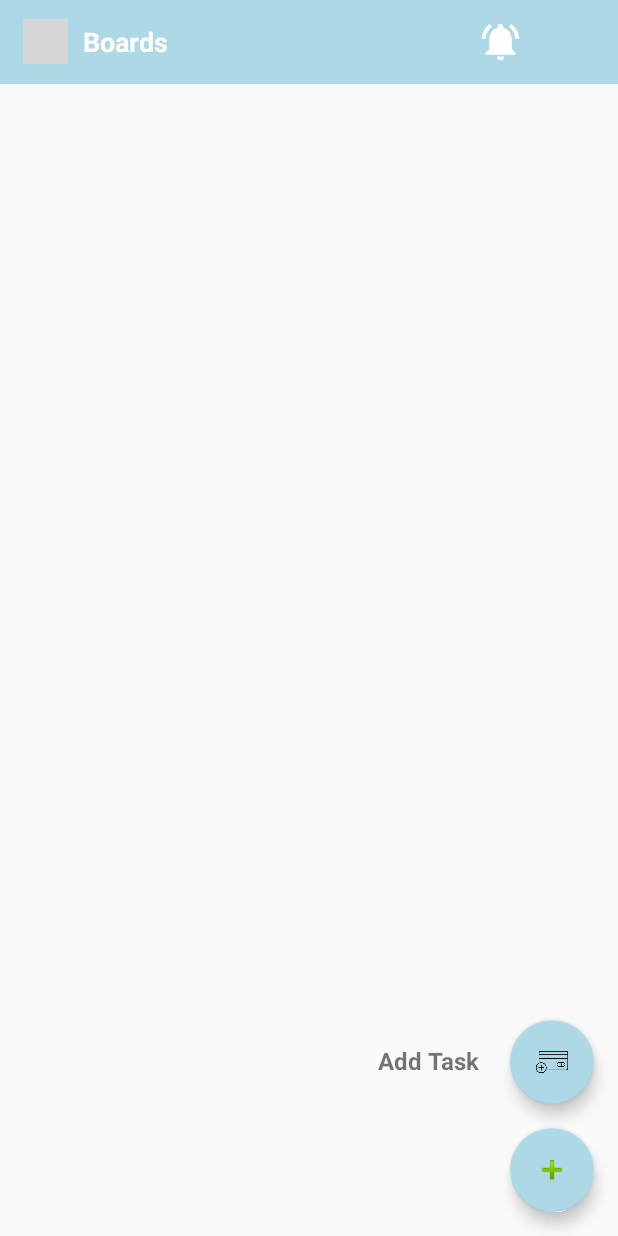
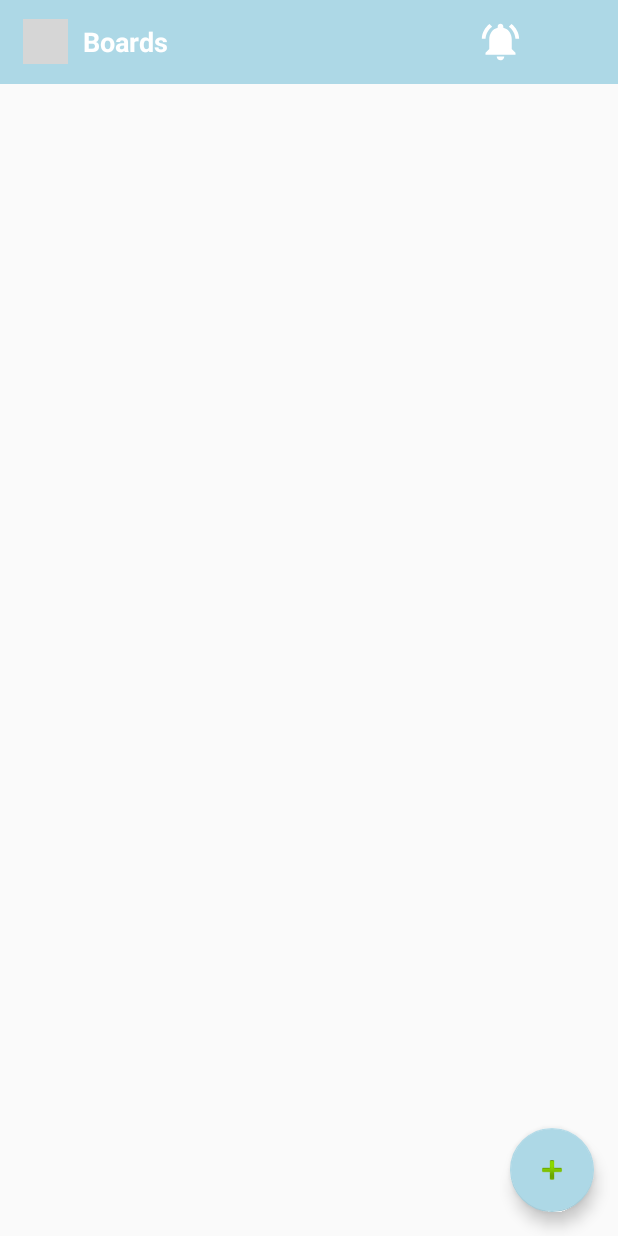
Before and after one commit to hauphanlvc/DoAnNT118, an Android app: the screen it shows after launch (MainActivity), on a phone screen of 412 x 824 dp. Run offline under Robolectric (Android 15) with nearby library versions, the light colour scheme and no system bars; grey boxes are pictures that could not be loaded.

Commit message:
thêm nút add task

```diff
--- a/app/src/main/java/com/example/doannt118/MainActivity.java
+++ b/app/src/main/java/com/example/doannt118/MainActivity.java
@@ -7,7 +7,11 @@ import androidx.drawerlayout.widget.DrawerLayout;
 import android.content.Intent;
 import android.os.Bundle;
 import android.view.View;
+import android.widget.TextView;
+import android.widget.Toast;
 
+import com.google.android.material.floatingactionbutton.ExtendedFloatingActionButton;
+import com.google.android.material.floatingactionbutton.FloatingActionButton;
 import com.google.android.material.navigation.NavigationView;
 
 public class MainActivity extends AppCompatActivity {
@@ -15,6 +19,10 @@ public class MainActivity extends AppCompatActivity {
     DrawerLayout drawerLayout; // layout chính của board
     NavigationView navigationView;
 
+    FloatingActionButton fabAddTask,fabAdd;
+    TextView tvAddCard;
+    // kiểm tra nút add có đang nhấn hay không
+    Boolean isAllFabsVisible;
     @Override
     protected void onCreate(Bundle savedInstanceState) {
 
@@ -39,6 +47,46 @@ public class MainActivity extends AppCompatActivity {
             }
         });
 
+        AddTaskButton();
+
+    }
+    public void AddTaskButton()
+    {
+        isAllFabsVisible = false;
+
+        fabAdd = (FloatingActionButton) findViewById(R.id.fab);
+        fabAddTask = (FloatingActionButton) findViewById(R.id.fabAddTask);
+        tvAddCard = (TextView) findViewById(R.id.textViewAddTask);
+        fabAdd.show();
+        fabAdd.setOnClickListener(new View.OnClickListener() {
+            @Override
+            public void onClick(View v) {
+                if (!isAllFabsVisible)
+                {
+                    fabAddTask.show();
+                    tvAddCard.setVisibility(View.VISIBLE);
+                    fabAdd.show();
+                    isAllFabsVisible = true;
+                }
+                else
+                {
+                    fabAddTask.hide();
+                    tvAddCard.setVisibility(View.GONE);
+                    fabAdd.show();
+                    isAllFabsVisible= false;
+
+                }
+                fabAddTask.setOnClickListener(new View.OnClickListener() {
+                    @Override
+                    public void onClick(View v) {
+                        Toast.makeText(MainActivity.this, "thêm task nào ", Toast.LENGTH_SHORT).show();
+
+                    }
+                });
+            }
+        });
+
+
 
     }
 }
--- a/app/src/main/res/layout/activity_main.xml
+++ b/app/src/main/res/layout/activity_main.xml
@@ -74,7 +74,8 @@
             app:layout_constraintEnd_toEndOf="parent"
             android:clickable="true"
             app:srcCompat="@android:drawable/ic_input_add"
-            android:focusable="true" />
+            android:focusable="true"
+            />
 
         <com.google.android.material.floatingactionbutton.FloatingActionButton
             android:id="@+id/fabAddTask"
@@ -88,6 +89,7 @@
             app:layout_constraintBottom_toTopOf="@+id/fab"
             app:layout_constraintEnd_toEndOf="parent"
             app:srcCompat="@drawable/add_card"
+            android:visibility="gone"
             android:focusable="true" />
 
         <TextView
@@ -99,6 +101,7 @@
             android:text="Add Task"
             android:textSize="16sp"
             android:textStyle="bold"
+            android:visibility="gone"
             app:layout_constraintEnd_toStartOf="@+id/fabAddTask"
             app:layout_constraintTop_toTopOf="@+id/fabAddTask" />
     </androidx.constraintlayout.widget.ConstraintLayout>
```
